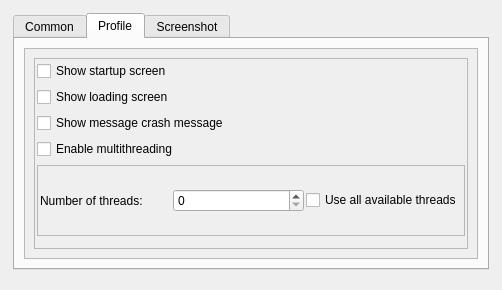
This is forms/preferences.ui in isis-group/vast as Qt 5 draws it before an edit. The edited form follows.
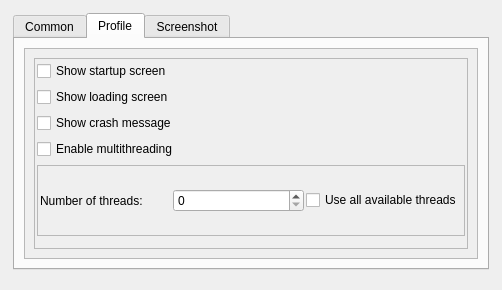
This is the edited form.

Patch:
```diff
--- a/forms/preferences.ui
+++ b/forms/preferences.ui
@@ -212,7 +212,7 @@
                  <item>
                   <widget class="QCheckBox" name="checkCrashMessage">
                    <property name="text">
-                    <string>Show message crash message</string>
+                    <string>Show crash message</string>
                    </property>
                   </widget>
                  </item>
```
Left out of the diff: 3 changed lines with no effect on the pictures.
